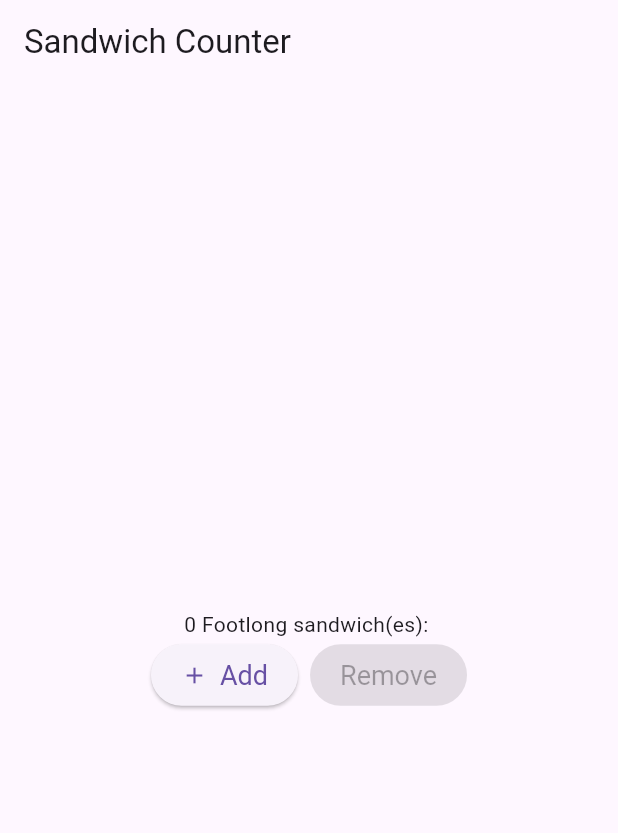
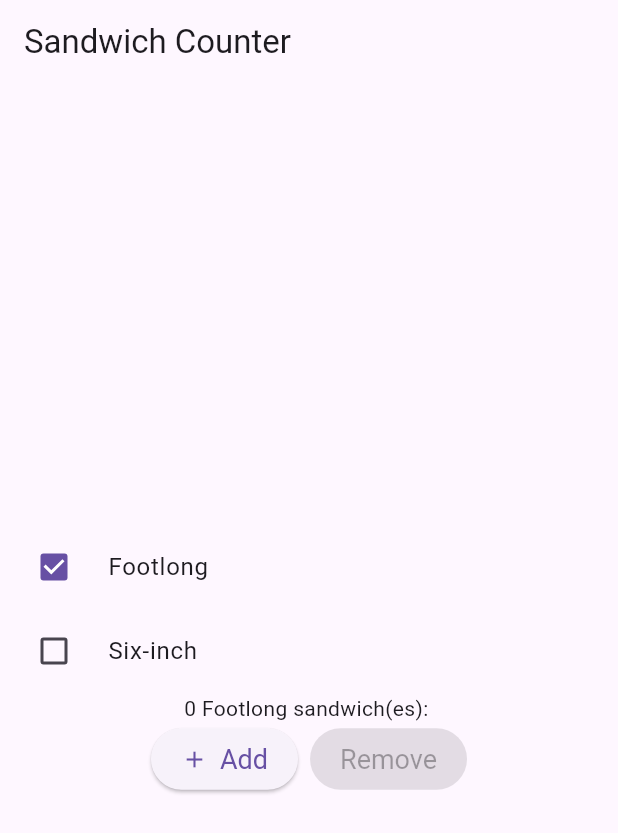
Before and after one commit to TimiOrejupe/sandwich_shop, a Flutter app: the screen it shows after launch, on a phone screen of 412 x 824 dp. Shown: the top 833 px of the screen. Run offline on Flutter 3.47's test engine with Material 3 defaults, Android fonts, the phone set to English and light mode, and no system bars.

```diff
--- a/lib/main.dart
+++ b/lib/main.dart
@@ -29,6 +29,7 @@ class OrderScreen extends StatefulWidget {
 
 class _OrderScreenState extends State<OrderScreen> {
   int _quantity = 0;
+  String _selectedType = 'Footlong';
 
   void _increaseQuantity() {
     if (_quantity < widget.maxQuantity) {
@@ -50,6 +51,29 @@ class _OrderScreenState extends State<OrderScreen> {
         child: Column(
           mainAxisAlignment: MainAxisAlignment.center,
           children: <Widget>[
+            CheckboxListTile(
+              controlAffinity: ListTileControlAffinity.leading,
+              title: const Text('Footlong'),
+              value: _selectedType == 'Footlong',
+              onChanged: (bool? value) {
+                setState(() {
+                  if (value == true) {
+                    _selectedType = 'Footlong';
+                  }
+                });
+              },
+            ),            CheckboxListTile(
+              controlAffinity: ListTileControlAffinity.leading,
+              title: const Text('Six-inch'),
+              value: _selectedType == 'Six-inch',
+              onChanged: (bool? value) {
+                setState(() {
+                  if (value == true) {
+                    _selectedType = 'Six-inch';
+                  }
+                });
+              },
+            ),
             OrderItemDisplay(_quantity, 'Footlong'),
             Row(
               mainAxisAlignment: MainAxisAlignment.center,
```
